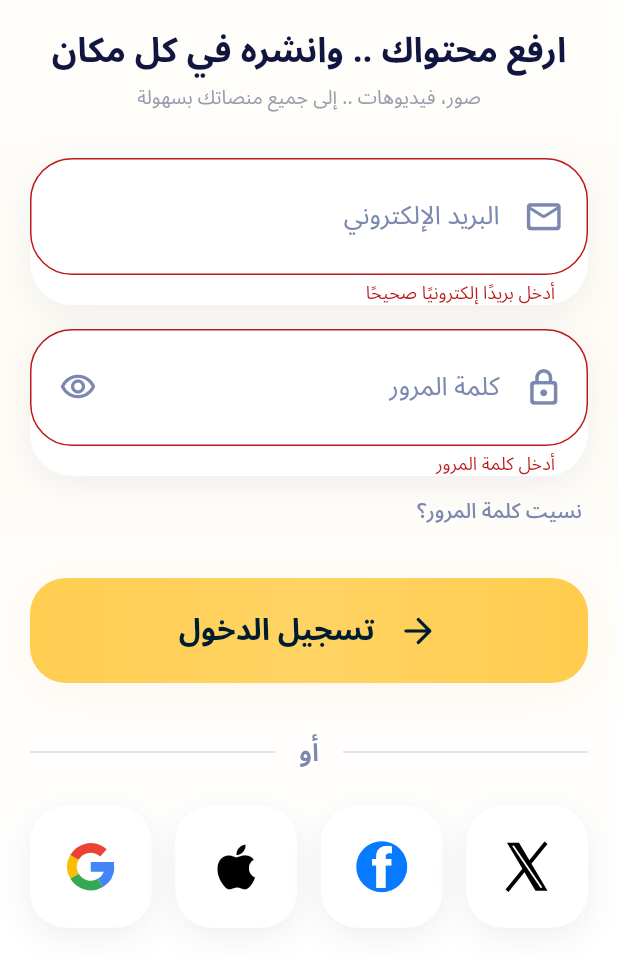
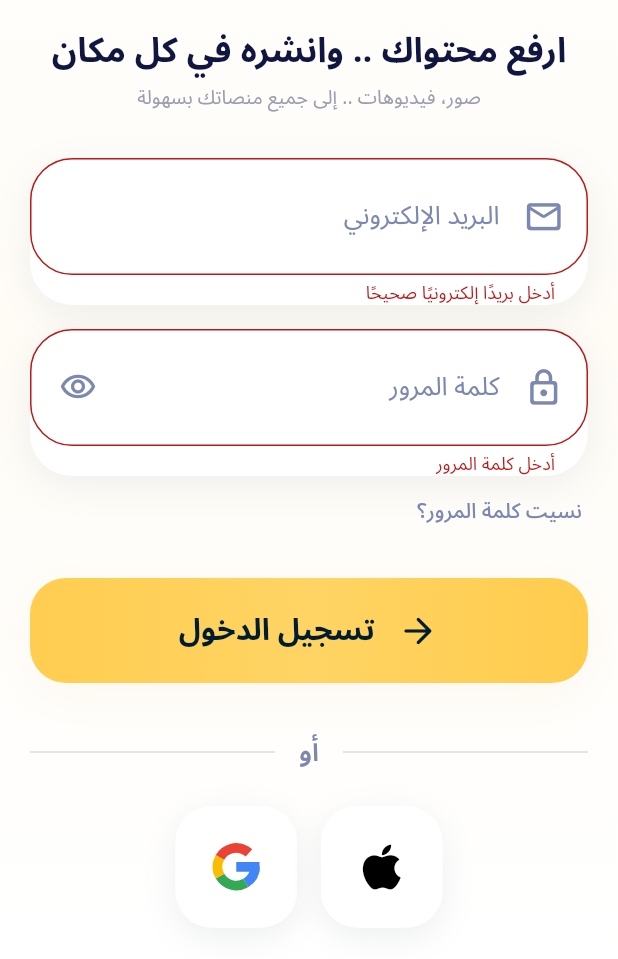
Before and after one commit to bandlux36-ai/share-app, a Flutter app: the screen it shows after launch, after a tap on "تسجيل الدخول", on a phone screen of 412 x 824 dp, the part 277-1236 px from its top. Run offline on Flutter 3.47's test engine with Material 3 defaults, Android fonts, the phone set to English and light mode, and no system bars; our stand-ins replace supabase_flutter; missing offline and left inert: dart:js_interop; accounts and stored records are empty.

Commit message:
Keep only Google and Apple on the sign-in screen

```diff
--- a/lib/features/auth/presentation/login_screen.dart
+++ b/lib/features/auth/presentation/login_screen.dart
@@ -288,6 +288,11 @@ class _LoginScreenState extends State<LoginScreen> {
                             const SizedBox(height: 23),
                             Directionality(
                               textDirection: TextDirection.ltr,
+                              child: LayoutBuilder(
+                                builder: (context, socialConstraints) => Center(
+                                  child: SizedBox(
+                                    width:
+                                        (socialConstraints.maxWidth - 16) / 2,
                                     child: Row(
                                       children: [
                                         for (final provider
@@ -298,11 +303,14 @@ class _LoginScreenState extends State<LoginScreen> {
                                             child: SocialSignInButton(
                                               provider: provider,
                                               isLoading:
-                                            provider == SocialProvider.google &&
+                                                  provider ==
+                                                      SocialProvider.google &&
                                                   _googleSigningIn,
                                               onPressed:
-                                            provider == SocialProvider.google
-                                            ? (_signingIn || _googleSigningIn
+                                                  provider ==
+                                                      SocialProvider.google
+                                                  ? (_signingIn ||
+                                                            _googleSigningIn
                                                         ? null
                                                         : _googleLogin)
                                                   : () => _demo(
@@ -312,6 +320,9 @@ class _LoginScreenState extends State<LoginScreen> {
                                           ),
                                         ],
                                       ],
+                                    ),
+                                  ),
+                                ),
                               ),
                             ),
                             SizedBox(height: 18 + space / 2),
--- a/lib/features/auth/presentation/widgets/social_sign_in_button.dart
+++ b/lib/features/auth/presentation/widgets/social_sign_in_button.dart
@@ -2,7 +2,7 @@ import 'dart:math' as math;
 
 import 'package:flutter/material.dart';
 
-enum SocialProvider { google, apple, facebook, x }
+enum SocialProvider { google, apple }
 
 class SocialSignInButton extends StatelessWidget {
   const SocialSignInButton({
@@ -19,8 +19,6 @@ class SocialSignInButton extends StatelessWidget {
   String get name => switch (provider) {
     SocialProvider.google => 'Google',
     SocialProvider.apple => 'Apple',
-    SocialProvider.facebook => 'Facebook',
-    SocialProvider.x => 'X',
   };
 
   @override
@@ -78,29 +76,6 @@ class SocialSignInButton extends StatelessWidget {
       size: 40,
       color: Colors.black,
     ),
-    SocialProvider.facebook => Container(
-      width: 34,
-      height: 34,
-      alignment: Alignment.bottomCenter,
-      decoration: const BoxDecoration(
-        color: Color(0xFF087AFF),
-        shape: BoxShape.circle,
-      ),
-      child: const Text(
-        'f',
-        style: TextStyle(
-          fontFamily: 'sans-serif',
-          fontSize: 37,
-          fontWeight: FontWeight.w800,
-          height: 1,
-          color: Colors.white,
-        ),
-      ),
-    ),
-    SocialProvider.x => const CustomPaint(
-      size: Size(29, 32),
-      painter: _XMarkPainter(),
-    ),
   };
 }
 
@@ -134,35 +109,3 @@ class _GoogleMarkPainter extends CustomPainter {
   @override
   bool shouldRepaint(_GoogleMarkPainter oldDelegate) => false;
 }
-
-class _XMarkPainter extends CustomPainter {
-  const _XMarkPainter();
-
-  @override
-  void paint(Canvas canvas, Size size) {
-    final path = Path()
-      ..moveTo(1, 0)
-      ..lineTo(9, 0)
-      ..lineTo(28, 32)
-      ..lineTo(20, 32)
-      ..close();
-    canvas.drawPath(path, Paint()..color = Colors.black);
-    canvas.drawLine(
-      const Offset(27, 0),
-      const Offset(1, 32),
-      Paint()
-        ..color = Colors.black
-        ..strokeWidth = 2.5,
-    );
-    canvas.drawLine(
-      const Offset(5, 2),
-      const Offset(24, 30),
-      Paint()
-        ..color = Colors.white
-        ..strokeWidth = 1.2,
-    );
-  }
-
-  @override
-  bool shouldRepaint(_XMarkPainter oldDelegate) => false;
-}
```
Also changed, not shown: 4 other files. Lines whose indentation alone changed are shown as unchanged.
